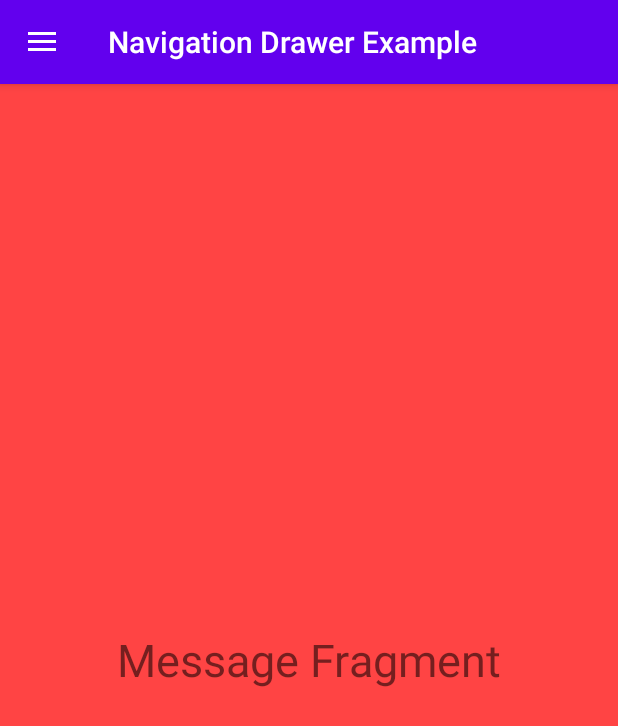
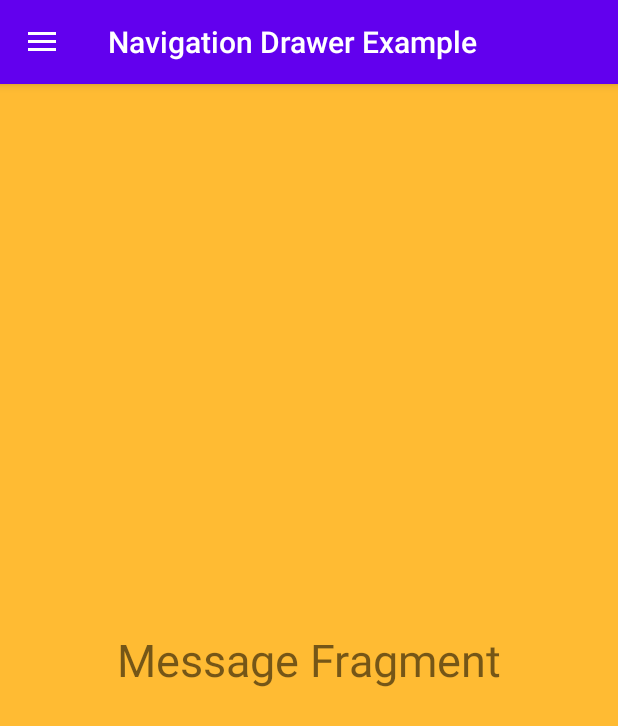
Before and after one commit to gonzocher/NavigationDrawer, an Android app: the screen it shows after launch (MainActivity), on a phone screen of 412 x 824 dp. Shown: the top 726 px of the screen. Run offline under Robolectric (Android 15) with nearby library versions, the phone set to English and light mode, and no system bars.

Commit message:
change color of message fragment to orange

```diff
--- a/app/src/main/res/layout/fragment_message.xml
+++ b/app/src/main/res/layout/fragment_message.xml
@@ -2,7 +2,7 @@
 <RelativeLayout xmlns:android="http://schemas.android.com/apk/res/android"
     android:layout_width="match_parent"
     android:layout_height="match_parent"
-    android:background="@android:color/holo_red_light">
+    android:background="@android:color/holo_orange_light">
     <TextView
         android:layout_width="wrap_content"
         android:layout_height="wrap_content"
```
